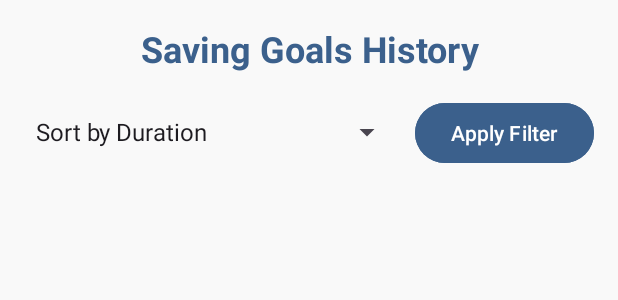
After one commit to Junhui20/MADFinancial, an Android app: the layout activity_history.xml on its own in the app's theme, with its tools: preview values and no code run, on a phone screen of 412 x 824 dp. The commit adds this screen. Shown: the top 300 px of the screen. Run offline under Robolectric (Android 15) with nearby library versions, the phone set to English and light mode, and no system bars.

Commit message:
add saving goal and goal history

```diff
--- /dev/null
+++ b/app/src/main/res/drawable/card_background.xml
@@ -0,0 +1,6 @@
+<shape xmlns:android="http://schemas.android.com/apk/res/android">
+    <solid android:color="#FFFFFF" />
+    <corners android:radius="12dp" />
+    <stroke android:width="1dp" android:color="#3B608C" />
+    <padding android:left="8dp" android:top="8dp" android:right="8dp" android:bottom="8dp" />
+</shape>
--- /dev/null
+++ b/app/src/main/res/layout/activity_history.xml
@@ -0,0 +1,75 @@
+<?xml version="1.0" encoding="utf-8"?>
+<androidx.constraintlayout.widget.ConstraintLayout
+    xmlns:android="http://schemas.android.com/apk/res/android"
+    xmlns:app="http://schemas.android.com/apk/res-auto"
+    xmlns:tools="http://schemas.android.com/tools"
+    android:layout_width="match_parent"
+    android:layout_height="match_parent"
+    android:background="#F9F9F9"
+    tools:context=".HistoryActivity">
+
+    <!-- App Header -->
+    <TextView
+        android:id="@+id/headerText"
+        android:layout_width="0dp"
+        android:layout_height="wrap_content"
+        android:layout_margin="16dp"
+        android:gravity="center"
+        android:text="Saving Goals History"
+        android:textColor="#3B608C"
+        android:textSize="24sp"
+        android:textStyle="bold"
+        app:layout_constraintEnd_toEndOf="parent"
+        app:layout_constraintStart_toStartOf="parent"
+        app:layout_constraintTop_toTopOf="parent" />
+
+    <!-- Filter Section -->
+    <LinearLayout
+        android:id="@+id/filterSection"
+        android:layout_width="0dp"
+        android:layout_height="wrap_content"
+        android:layout_margin="16dp"
+        android:orientation="horizontal"
+        app:layout_constraintEnd_toEndOf="parent"
+        app:layout_constraintStart_toStartOf="parent"
+        app:layout_constraintTop_toBottomOf="@id/headerText">
+
+        <Spinner
+            android:id="@+id/filterSpinner"
+            android:layout_width="0dp"
+            android:layout_height="wrap_content"
+            android:layout_weight="1"
+            android:entries="@array/filter_options"
+            android:spinnerMode="dropdown" />
+
+        <Button
+            android:id="@+id/applyFilterButton"
+            android:layout_width="wrap_content"
+            android:layout_height="wrap_content"
+            android:layout_marginStart="8dp"
+            android:backgroundTint="#3B608C"
+            android:text="Apply Filter" />
+    </LinearLayout>
+
+    <!-- Scrollable History List -->
+    <ScrollView
+        android:id="@+id/scrollView"
+        android:layout_width="0dp"
+        android:layout_height="0dp"
+        android:layout_marginTop="8dp"
+        app:layout_constraintBottom_toBottomOf="parent"
+        app:layout_constraintEnd_toEndOf="parent"
+        app:layout_constraintStart_toStartOf="parent"
+        app:layout_constraintTop_toBottomOf="@id/filterSection">
+
+        <LinearLayout
+            android:id="@+id/historyContainer"
+            android:layout_width="match_parent"
+            android:layout_height="wrap_content"
+            android:orientation="vertical"
+            android:padding="16dp"
+            android:divider="@android:color/darker_gray"
+            android:showDividers="middle" />
+    </ScrollView>
+
+</androidx.constraintlayout.widget.ConstraintLayout>
--- a/app/src/main/res/values/strings.xml
+++ b/app/src/main/res/values/strings.xml
@@ -18,4 +18,12 @@
     <string name="description">Description</string>
     <string name="save_transaction">Save Transaction</string>
     <string name="currency_hint">Select currency</string>
+
+    <string-array name="filter_options">
+        <item>Sort by Duration</item>
+        <item>Sort by Saving Target (Ascending)</item>
+        <item>Sort by Saving Target (Descending)</item>
+        <item>Sort Alphabetically</item>
+    </string-array>
+
 </resources>
```
Also changed, not shown: app/src/main/java/com/uccd3223/madfinancial/HistoryActivity.java (added, +142 -0 lines), app/src/main/java/com/uccd3223/madfinancial/SavingGoalsActivity.java (added, +212 -0 lines), app/src/main/res/layout/activity_saving_goals.xml (added, +172 -0 lines), app/src/main/res/drawable/calendar_pic.png (added), app/src/main/res/drawable/goal.png (added), app/src/main/res/drawable/history_button.png (added), app/src/main/res/drawable/img.png (added), app/src/main/res/drawable/input_goal.png (added), app/src/main/res/drawable/savinggoals.png (added), app/src/main/res/drawable/stars.png (added).
